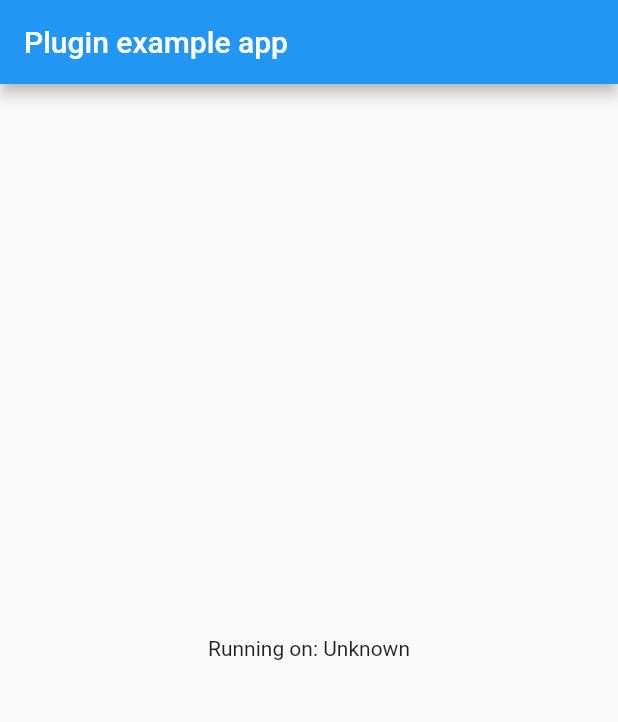
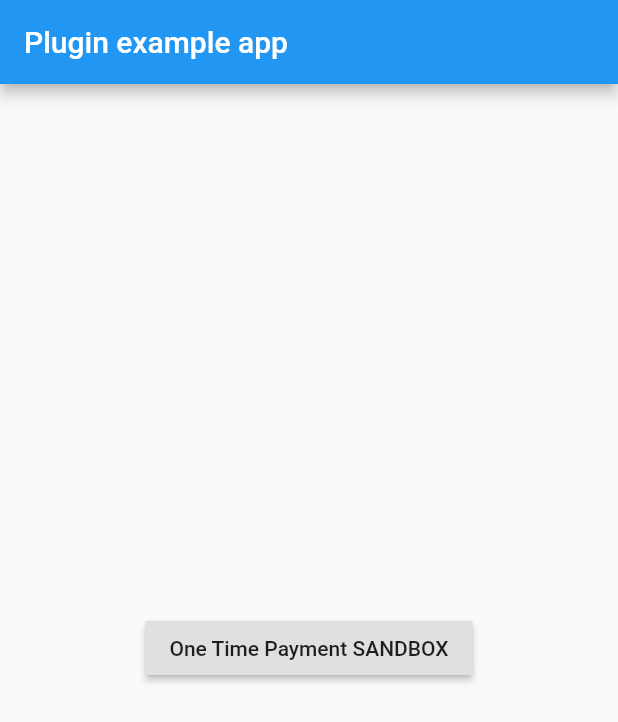
Before and after one commit to bawantha/payhere_flutter, a Flutter app: the screen it shows after launch, on a phone screen of 412 x 824 dp. Shown: the top 722 px of the screen. Run offline on Flutter 3.47's test engine with Material 2 defaults, Android fonts, the phone set to English and light mode, and no system bars; generated files the repository leaves out were written again.

Commit message:
working example

```diff
--- a/example/lib/main.dart
+++ b/example/lib/main.dart
@@ -1,7 +1,5 @@
+import 'package:flutter/cupertino.dart';
 import 'package:flutter/material.dart';
-import 'dart:async';
-
-import 'package:flutter/services.dart';
 import 'package:payhere_flutter/payhere_flutter.dart';
 
 void main() {
@@ -14,7 +12,9 @@ class MyApp extends StatefulWidget {
 }
 
 class _MyAppState extends State<MyApp> {
-  String _platformVersion = 'Unknown';
+  InitRequest req = InitRequest();
+  PHConfigs configs = PHConfigs();
+  String responseText="";
 
   @override
   void initState() {
@@ -22,24 +22,32 @@ class _MyAppState extends State<MyApp> {
     initPlatformState();
   }
 
-  // Platform messages are asynchronous, so we initialize in an async method.
-  Future<void> initPlatformState() async {
-    String platformVersion;
-    // Platform messages may fail, so we use a try/catch PlatformException.
-    try {
-      platformVersion = await PayhereFlutter.platformVersion;
-    } on PlatformException {
-      platformVersion = 'Failed to get platform version.';
-    }
+  initPlatformState() {
+    req.setMerchantId("1214213"); // Your Merchant PayHere ID
+    req.setMerchantSecret(
+        "4vRyia7Bbrn4Z8inKJfYnf8LLoQq4WWEG4aF3eBOvZvl"); // Your Merchant secret (Add your app at Settings > Domains & Credentials, to get this))
+    req.setCurrency("LKR"); // Currency code LKR/USD/GBP/EUR/AUD
+    req.setAmount(1000.00); // Final Amount to be charged
+    req.setOrderId("230000123"); // Unique Reference ID
+    req.setItemsDescription("Door bell wireless"); // Item description title
+    req.setCustom1("This is the custom message 1");
+    req.setCustom2("This is the custom message 2");
+    req.getCustomer().setFirstName("Saman");
+    req.getCustomer().setLastName("Perera");
+    req.getCustomer().setEmail("samanp@gmail.com");
+    req.getCustomer().setPhone("+94771234567");
+    req.getCustomer().getAddress().setAddress("No.1, Galle Road");
+    req.getCustomer().getAddress().setCity("Colombo");
+    req.getCustomer().getAddress().setCountry("Sri Lanka");
 
-    // If the widget was removed from the tree while the asynchronous platform
-    // message was in flight, we want to discard the reply rather than calling
-    // setState to update our non-existent appearance.
-    if (!mounted) return;
+//Optional Params
+    req.getCustomer().getDeliveryAddress().setAddress("No.2, Kandy Road");
+    req.getCustomer().getDeliveryAddress().setCity("Kadawatha");
+    req.getCustomer().getDeliveryAddress().setCountry("Sri Lanka");
 
-    setState(() {
-      _platformVersion = platformVersion;
-    });
+    req
+        .getItems()
+        .add(Item.create(id: null, name: "demo", quantity: 4, amount: 45.56));
   }
 
   @override
@@ -50,9 +58,26 @@ class _MyAppState extends State<MyApp> {
           title: const Text('Plugin example app'),
         ),
         body: Center(
-          child: Text('Running on: $_platformVersion\n'),
+          child: Column(
+            mainAxisAlignment: MainAxisAlignment.center,
+            children: <Widget>[
+              RaisedButton(
+                onPressed: () async {
+                  PhResponse response =
+                      await PayhereFlutter.oneTimePaymentSandbox(request: req);
+
+                  setState(() {
+                    responseText = response.toJson().toString();
+                  });
+                },
+                child: Text("One Time Payment SANDBOX"),
+              ),
+              Text(responseText)
+            ],
+          ),
         ),
       ),
     );
   }
+
 }
```
